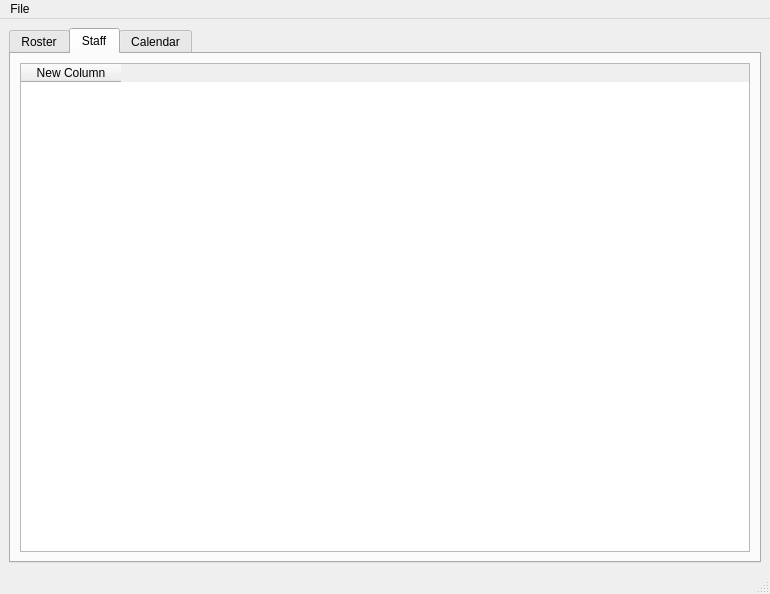
First picture: the form in UI/MainWindow.ui, repository isaksengeir/appNRIS, before the edit.
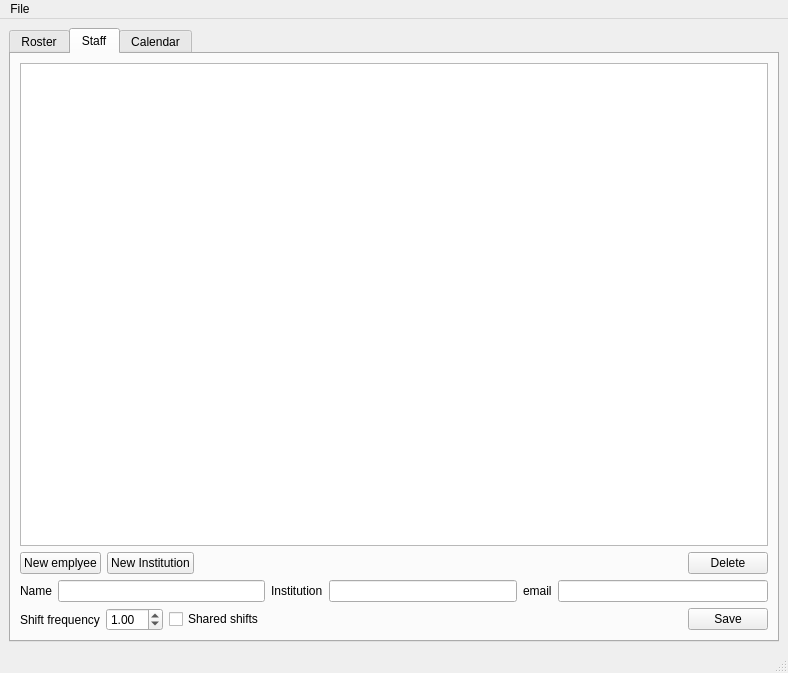
Second picture: the form after the edit. The open tabs and pages were chosen to show the change.

The edit to the form file:
```diff
--- a/UI/MainWindow.ui
+++ b/UI/MainWindow.ui
@@ -6,8 +6,8 @@
    <rect>
     <x>0</x>
     <y>0</y>
-    <width>770</width>
-    <height>594</height>
+    <width>788</width>
+    <height>673</height>
    </rect>
   </property>
   <property name="windowTitle">
@@ -24,32 +24,31 @@
        <attribute name="title">
         <string>Roster</string>
        </attribute>
-       <layout class="QVBoxLayout" name="verticalLayout_2">
-        <item>
-         <widget class="QTableWidget" name="tableRoster">
-          <property name="sizeAdjustPolicy">
-           <enum>QAbstractScrollArea::AdjustIgnored</enum>
-          </property>
-          <property name="editTriggers">
-           <set>QAbstractItemView::NoEditTriggers</set>
-          </property>
-          <attribute name="horizontalHeaderHighlightSections">
-           <bool>true</bool>
-          </attribute>
-          <column>
-           <property name="text">
-            <string>New Column</string>
-           </property>
-          </column>
-         </widget>
-        </item>
-       </layout>
+       <widget class="QTableWidget" name="tableRoster">
+        <property name="geometry">
+         <rect>
+          <x>20</x>
+          <y>12</y>
+          <width>711</width>
+          <height>351</height>
+         </rect>
+        </property>
+        <property name="sizeAdjustPolicy">
+         <enum>QAbstractScrollArea::AdjustIgnored</enum>
+        </property>
+        <property name="editTriggers">
+         <set>QAbstractItemView::NoEditTriggers</set>
+        </property>
+        <attribute name="horizontalHeaderHighlightSections">
+         <bool>true</bool>
+        </attribute>
+       </widget>
       </widget>
       <widget class="QWidget" name="tab_2">
        <attribute name="title">
         <string>Staff</string>
        </attribute>
-       <layout class="QHBoxLayout" name="horizontalLayout">
+       <layout class="QVBoxLayout" name="verticalLayout_2">
         <item>
          <widget class="QTableWidget" name="tableStaff">
           <property name="sizeAdjustPolicy">
@@ -61,13 +60,148 @@
           <attribute name="horizontalHeaderHighlightSections">
            <bool>true</bool>
           </attribute>
-          <column>
-           <property name="text">
-            <string>New Column</string>
-           </property>
-          </column>
          </widget>
         </item>
+        <item>
+         <layout class="QGridLayout" name="gridLayout">
+          <item row="0" column="0">
+           <widget class="QPushButton" name="button_new_employee">
+            <property name="text">
+             <string>New emplyee</string>
+            </property>
+           </widget>
+          </item>
+          <item row="0" column="1">
+           <widget class="QPushButton" name="button_new_institution">
+            <property name="text">
+             <string>New Institution</string>
+            </property>
+           </widget>
+          </item>
+          <item row="0" column="2">
+           <spacer name="horizontalSpacer">
+            <property name="orientation">
+             <enum>Qt::Horizontal</enum>
+            </property>
+            <property name="sizeHint" stdset="0">
+             <size>
+              <width>40</width>
+              <height>20</height>
+             </size>
+            </property>
+           </spacer>
+          </item>
+          <item row="0" column="3">
+           <widget class="QPushButton" name="button_staff_delete">
+            <property name="text">
+             <string>Delete</string>
+            </property>
+           </widget>
+          </item>
+         </layout>
+        </item>
+        <item>
+         <layout class="QGridLayout" name="gridLayout_13">
+          <item row="0" column="0">
+           <layout class="QGridLayout" name="gridLayout_4">
+            <item row="0" column="0">
+             <widget class="QLabel" name="label">
+              <property name="text">
+               <string>Name</string>
+              </property>
+             </widget>
+            </item>
+            <item row="0" column="1">
+             <widget class="QLineEdit" name="lineEdit_staff_name">
+              <property name="text">
+               <string/>
+              </property>
+             </widget>
+            </item>
+           </layout>
+          </item>
+          <item row="0" column="1">
+           <layout class="QGridLayout" name="gridLayout_3">
+            <item row="0" column="0">
+             <widget class="QLabel" name="label_2">
+              <property name="text">
+               <string>Institution</string>
+              </property>
+             </widget>
+            </item>
+            <item row="0" column="1">
+             <widget class="QLineEdit" name="lineEdit_staff_institution"/>
+            </item>
+           </layout>
+          </item>
+          <item row="0" column="2">
+           <layout class="QGridLayout" name="gridLayout_2">
+            <item row="0" column="0">
+             <widget class="QLabel" name="label_3">
+              <property name="text">
+               <string>email</string>
+              </property>
+             </widget>
+            </item>
+            <item row="0" column="1">
+             <widget class="QLineEdit" name="lineEdit_staff_email"/>
+            </item>
+           </layout>
+          </item>
+         </layout>
+        </item>
+        <item>
+         <layout class="QGridLayout" name="gridLayout_6">
+          <item row="0" column="0">
+           <layout class="QGridLayout" name="gridLayout_5">
+            <item row="0" column="0">
+             <widget class="QLabel" name="label_4">
+              <property name="text">
+               <string>Shift frequency</string>
+              </property>
+             </widget>
+            </item>
+            <item row="0" column="1">
+             <widget class="QDoubleSpinBox" name="spinbox_shift_frq">
+              <property name="singleStep">
+               <double>0.100000000000000</double>
+              </property>
+              <property name="value">
+               <double>1.000000000000000</double>
+              </property>
+             </widget>
+            </item>
+           </layout>
+          </item>
+          <item row="0" column="1">
+           <widget class="QCheckBox" name="checkBox">
+            <property name="text">
+             <string>Shared shifts</string>
+            </property>
+           </widget>
+          </item>
+          <item row="0" column="2">
+           <spacer name="horizontalSpacer_2">
+            <property name="orientation">
+             <enum>Qt::Horizontal</enum>
+            </property>
+            <property name="sizeHint" stdset="0">
+             <size>
+              <width>40</width>
+              <height>20</height>
+             </size>
+            </property>
+           </spacer>
+          </item>
+          <item row="0" column="3">
+           <widget class="QPushButton" name="pushButton_3">
+            <property name="text">
+             <string>Save</string>
+            </property>
+           </widget>
+          </item>
+         </layout>
+        </item>
        </layout>
       </widget>
       <widget class="QWidget" name="tab_3">
@@ -89,7 +223,7 @@
     <rect>
      <x>0</x>
      <y>0</y>
-     <width>770</width>
+     <width>788</width>
      <height>22</height>
     </rect>
    </property>
```
Left out of the diff: 25 changed lines with no effect on the pictures.
